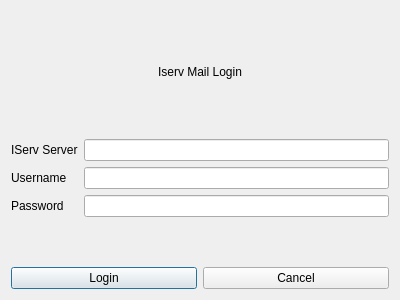
Qt form develop/ui/UILoginDialog.ui (Albazos/Kuchen) before a commit.
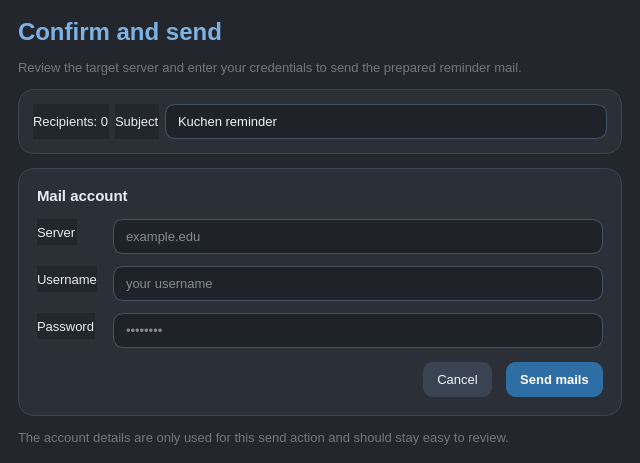
The same form after that commit.

```diff
--- a/develop/ui/UILoginDialog.ui
+++ b/develop/ui/UILoginDialog.ui
@@ -6,50 +6,211 @@
    <rect>
     <x>0</x>
     <y>0</y>
-    <width>400</width>
-    <height>300</height>
+    <width>640</width>
+    <height>420</height>
    </rect>
   </property>
   <property name="windowTitle">
    <string>Dialog</string>
   </property>
-  <layout class="QGridLayout" name="gridLayout">
-   <item row="0" column="0">
-    <layout class="QVBoxLayout" name="verticalLayout">
+  <property name="styleSheet">
+   <string notr="true">QDialog, QWidget {
+    background: #23262d;
+    color: #e8edf5;
+    font-family: "Segoe UI";
+    font-size: 10pt;
+}
+
+QFrame#fraFormCard, QFrame#fraSummaryCard {
+    background: #2b3038;
+    border: 1px solid #3b4452;
+    border-radius: 16px;
+}
+
+QPushButton {
+    border: none;
+    border-radius: 10px;
+    background: #394352;
+    color: #eef4fb;
+    padding: 10px 14px;
+}
+
+QPushButton#pbnSendMails {
+    background: #2f6ea5;
+    color: white;
+    font-weight: 700;
+}
+
+QLabel#lblWindowTitle {
+    color: #7db2e3;
+    font-size: 18pt;
+    font-weight: 700;
+}
+
+QLabel#lblWindowSubtitle, QLabel#lblWindowHint {
+    color: #75767b;
+}
+
+QLineEdit {
+    background: #1f2329;
+    color: #eef4fb;
+    border: 1px solid #465263;
+    border-radius: 10px;
+    padding: 8px 10px;
+    selection-background-color: #3e7fba;
+}</string>
+  </property>
+  <layout class="QVBoxLayout" name="layRoot">
+   <property name="spacing">
+    <number>14</number>
+   </property>
+   <property name="leftMargin">
+    <number>18</number>
+   </property>
+   <property name="topMargin">
+    <number>18</number>
+   </property>
+   <property name="rightMargin">
+    <number>18</number>
+   </property>
+   <property name="bottomMargin">
+    <number>18</number>
+   </property>
      <item>
-      <widget class="QLabel" name="labInfo">
+    <widget class="QLabel" name="lblWindowTitle">
        <property name="text">
-        <string>Iserv Mail Login</string>
-       </property>
-       <property name="alignment">
-        <set>Qt::AlignmentFlag::AlignCenter</set>
+      <string>Confirm and send</string>
+     </property>
+    </widget>
+   </item>
+   <item>
+    <widget class="QLabel" name="lblWindowSubtitle">
+     <property name="text">
+      <string>Review the target server and enter your credentials to send the prepared reminder mail.</string>
        </property>
       </widget>
      </item>
      <item>
-      <layout class="QFormLayout" name="formLayout">
+    <widget class="QFrame" name="fraSummaryCard">
+     <property name="frameShape">
+      <enum>QFrame::Shape::StyledPanel</enum>
+     </property>
+     <layout class="QHBoxLayout" name="laySummary">
+      <property name="leftMargin">
+       <number>14</number>
+      </property>
+      <property name="topMargin">
+       <number>14</number>
+      </property>
+      <property name="rightMargin">
+       <number>14</number>
+      </property>
+      <property name="bottomMargin">
+       <number>14</number>
+      </property>
+      <item>
+       <widget class="QLabel" name="lblSummaryRecipients">
+        <property name="text">
+         <string>Recipients: 0</string>
+        </property>
+       </widget>
+      </item>
+      <item>
+       <layout class="QHBoxLayout" name="laySubjectRow">
+        <item>
+         <widget class="QLabel" name="lblSubject">
+          <property name="text">
+           <string>Subject</string>
+          </property>
+         </widget>
+        </item>
+        <item>
+         <widget class="QLineEdit" name="ledSubject">
+          <property name="text">
+           <string>Kuchen reminder</string>
+          </property>
+         </widget>
+        </item>
+       </layout>
+      </item>
+     </layout>
+    </widget>
+   </item>
+   <item>
+    <widget class="QFrame" name="fraFormCard">
+     <property name="frameShape">
+      <enum>QFrame::Shape::StyledPanel</enum>
+     </property>
+     <layout class="QVBoxLayout" name="layFormCard">
+        <property name="spacing">
+         <number>14</number>
+        </property>
+        <property name="leftMargin">
+         <number>18</number>
+        </property>
+        <property name="topMargin">
+         <number>18</number>
+        </property>
+        <property name="rightMargin">
+         <number>18</number>
+        </property>
+        <property name="bottomMargin">
+         <number>18</number>
+        </property>
+        <item>
+         <widget class="QLabel" name="lblFormTitle">
+          <property name="styleSheet">
+           <string notr="true">font-weight: 700; font-size: 11pt; background: transparent;</string>
+          </property>
+          <property name="text">
+           <string>Mail account</string>
+          </property>
+         </widget>
+        </item>
+        <item>
+         <layout class="QFormLayout" name="layForm">
+          <property name="labelAlignment">
+           <set>Qt::AlignmentFlag::AlignLeft|Qt::AlignmentFlag::AlignVCenter</set>
+          </property>
+          <property name="formAlignment">
+           <set>Qt::AlignmentFlag::AlignLeft|Qt::AlignmentFlag::AlignTop</set>
+          </property>
+          <property name="horizontalSpacing">
+           <number>16</number>
+          </property>
+          <property name="verticalSpacing">
+           <number>12</number>
+          </property>
        <item row="0" column="0">
-        <widget class="QLabel" name="labServer">
+           <widget class="QLabel" name="lblServer">
          <property name="text">
-          <string>IServ Server</string>
+             <string>Server</string>
          </property>
         </widget>
        </item>
        <item row="0" column="1">
-        <widget class="QLineEdit" name="ledServer"/>
+           <widget class="QLineEdit" name="ledServer">
+            <property name="placeholderText">
+             <string>example.edu</string>
+            </property>
+           </widget>
        </item>
        <item row="1" column="0">
-        <widget class="QLabel" name="labMail">
+           <widget class="QLabel" name="lblUsername">
          <property name="text">
           <string>Username</string>
          </property>
         </widget>
        </item>
        <item row="1" column="1">
-        <widget class="QLineEdit" name="ledUser"/>
+           <widget class="QLineEdit" name="ledUser">
+            <property name="placeholderText">
+             <string>your username</string>
+            </property>
+           </widget>
        </item>
        <item row="2" column="0">
-        <widget class="QLabel" name="labPsw">
+           <widget class="QLabel" name="lblPassword">
          <property name="text">
           <string>Password</string>
          </property>
@@ -60,18 +221,27 @@
          <property name="echoMode">
           <enum>QLineEdit::EchoMode::Password</enum>
          </property>
+            <property name="placeholderText">
+             <string>••••••••</string>
+            </property>
         </widget>
        </item>
       </layout>
      </item>
      <item>
-      <layout class="QHBoxLayout" name="horizontalLayout">
+         <layout class="QHBoxLayout" name="layButtons">
        <item>
-        <widget class="QPushButton" name="pbnLogin">
-         <property name="text">
-          <string>Login</string>
-         </property>
-        </widget>
+           <spacer name="spcButtons">
+            <property name="orientation">
+             <enum>Qt::Orientation::Horizontal</enum>
+            </property>
+            <property name="sizeHint" stdset="0">
+             <size>
+              <width>40</width>
+              <height>20</height>
+             </size>
+            </property>
+           </spacer>
        </item>
        <item>
         <widget class="QPushButton" name="pbnCancel">
@@ -80,9 +250,24 @@
          </property>
         </widget>
        </item>
+          <item>
+           <widget class="QPushButton" name="pbnSendMails">
+            <property name="text">
+             <string>Send mails</string>
+            </property>
+           </widget>
+          </item>
       </layout>
      </item>
     </layout>
+    </widget>
+   </item>
+   <item>
+    <widget class="QLabel" name="lblWindowHint">
+     <property name="text">
+      <string>The account details are only used for this send action and should stay easy to review.</string>
+     </property>
+    </widget>
    </item>
   </layout>
  </widget>
```
Left out of the diff: 2 changed lines with no effect on the pictures. Lines whose indentation alone changed are shown as unchanged.
